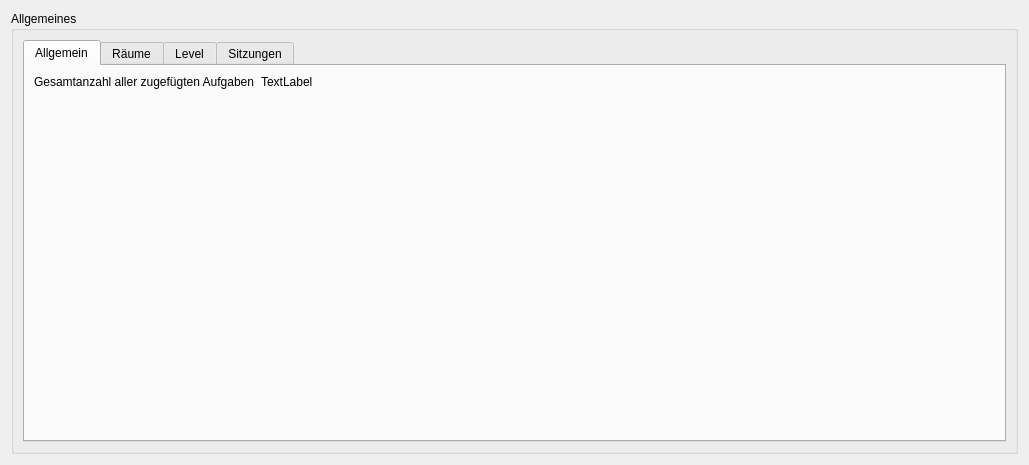
This is src/ui/statistics.ui in amogorkon/watnu as Qt 5 draws it before an edit. The edited form follows.
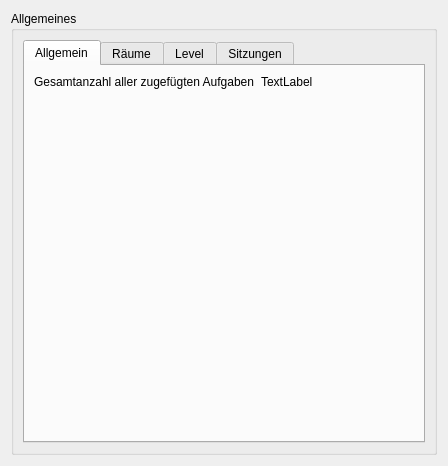
This is the edited form.

The edit to the form file:
```diff
--- a/src/ui/statistics.ui
+++ b/src/ui/statistics.ui
@@ -6,8 +6,8 @@
    <rect>
     <x>0</x>
     <y>0</y>
-    <width>1029</width>
-    <height>465</height>
+    <width>448</width>
+    <height>466</height>
    </rect>
   </property>
   <property name="windowTitle">
```
